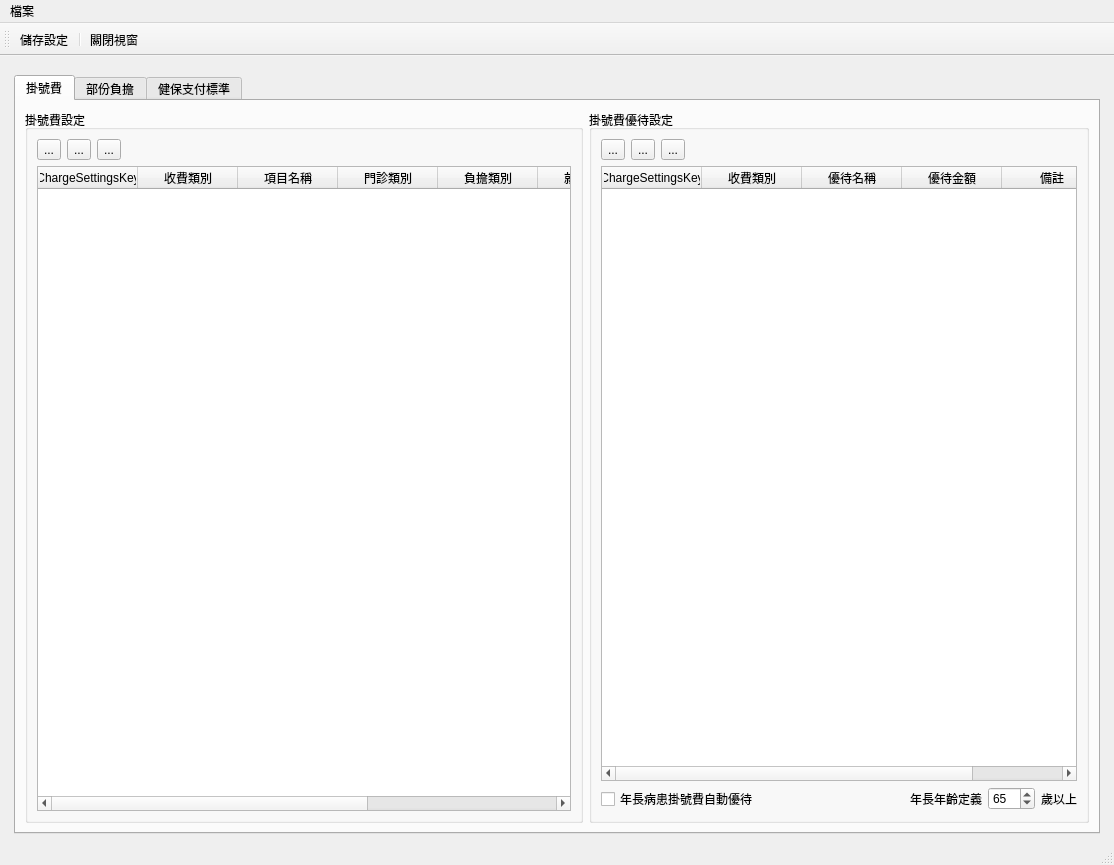
Before: the Qt Designer form ui/charge_settings.ui in picacat/pyMedical, drawn with Qt 5.
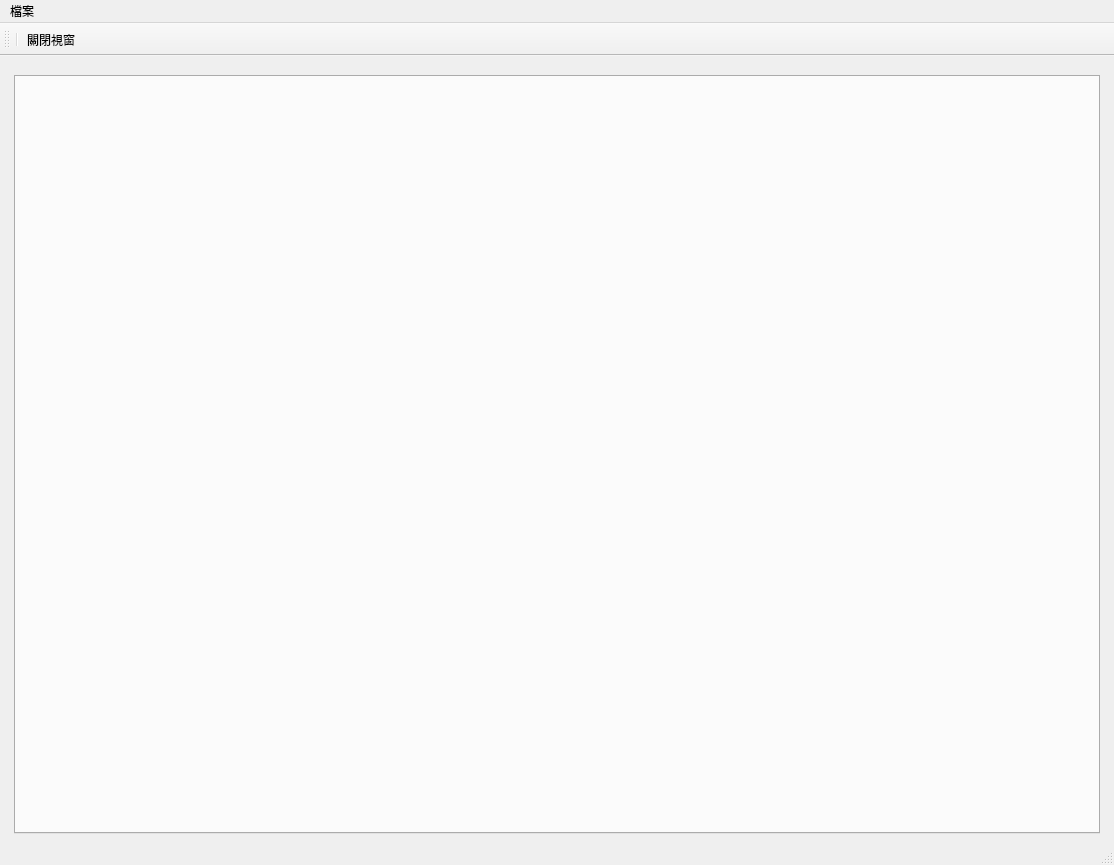
After: the same form once the commit is applied. Icons and pictures are not drawn.

Diff of the .ui file:
```diff
--- a/ui/charge_settings.ui
+++ b/ui/charge_settings.ui
@@ -31,301 +31,6 @@
         <property name="currentIndex">
          <number>0</number>
         </property>
-        <widget class="QWidget" name="tab">
-         <attribute name="title">
-          <string>掛號費</string>
-         </attribute>
-         <layout class="QVBoxLayout" name="verticalLayout_2">
-          <item>
-           <layout class="QHBoxLayout" name="horizontalLayout_2">
-            <item>
-             <widget class="QGroupBox" name="groupBox">
-              <property name="title">
-               <string>掛號費設定</string>
-              </property>
-              <layout class="QVBoxLayout" name="verticalLayout_4">
-               <item>
-                <layout class="QVBoxLayout" name="verticalLayout_3">
-                 <item>
-                  <layout class="QHBoxLayout" name="horizontalLayout_3">
-                   <item>
-                    <widget class="QToolButton" name="toolButton_regist_fee_add">
-                     <property name="text">
-                      <string>...</string>
-                     </property>
-                     <property name="icon">
-                      <iconset>
-                       <normaloff>../icons/list-add.svg</normaloff>../icons/list-add.svg</iconset>
-                     </property>
-                    </widget>
-                   </item>
-                   <item>
-                    <widget class="QToolButton" name="toolButton_regist_fee_delete">
-                     <property name="text">
-                      <string>...</string>
-                     </property>
-                     <property name="icon">
-                      <iconset>
-                       <normaloff>../icons/list-remove.svg</normaloff>../icons/list-remove.svg</iconset>
-                     </property>
-                    </widget>
-                   </item>
-                   <item>
-                    <widget class="QToolButton" name="toolButton_regist_fee_edit">
-                     <property name="text">
-                      <string>...</string>
-                     </property>
-                     <property name="icon">
-                      <iconset>
-                       <normaloff>../icons/gtk-edit.svg</normaloff>../icons/gtk-edit.svg</iconset>
-                     </property>
-                    </widget>
-                   </item>
-                   <item>
-                    <spacer name="horizontalSpacer">
-                     <property name="orientation">
-                      <enum>Qt::Horizontal</enum>
-                     </property>
-                     <property name="sizeHint" stdset="0">
-                      <size>
-                       <width>40</width>
-                       <height>20</height>
-                      </size>
-                     </property>
-                    </spacer>
-                   </item>
-                  </layout>
-                 </item>
-                 <item>
-                  <widget class="QTableWidget" name="tableWidget_regist_fee">
-                   <property name="editTriggers">
-                    <set>QAbstractItemView::NoEditTriggers</set>
-                   </property>
-                   <property name="selectionMode">
-                    <enum>QAbstractItemView::SingleSelection</enum>
-                   </property>
-                   <property name="selectionBehavior">
-                    <enum>QAbstractItemView::SelectRows</enum>
-                   </property>
-                   <column>
-                    <property name="text">
-                     <string>ChargeSettingsKey</string>
-                    </property>
-                   </column>
-                   <column>
-                    <property name="text">
-                     <string>收費類別</string>
-                    </property>
-                   </column>
-                   <column>
-                    <property name="text">
-                     <string>項目名稱</string>
-                    </property>
-                   </column>
-                   <column>
-                    <property name="text">
-                     <string>門診類別</string>
-                    </property>
-                   </column>
-                   <column>
-                    <property name="text">
-                     <string>負擔類別</string>
-                    </property>
-                   </column>
-                   <column>
-                    <property name="text">
-                     <string>就醫類別</string>
-                    </property>
-                   </column>
-                   <column>
-                    <property name="text">
-                     <string>收費金額</string>
-                    </property>
-                   </column>
-                   <column>
-                    <property name="text">
-                     <string>備註</string>
-                    </property>
-                   </column>
-                  </widget>
-                 </item>
-                </layout>
-               </item>
-              </layout>
-             </widget>
-            </item>
-            <item>
-             <widget class="QGroupBox" name="groupBox_2">
-              <property name="maximumSize">
-               <size>
-                <width>500</width>
-                <height>16777215</height>
-               </size>
-              </property>
-              <property name="title">
-               <string>掛號費優待設定</string>
-              </property>
-              <layout class="QVBoxLayout" name="verticalLayout_6">
-               <item>
-                <layout class="QVBoxLayout" name="verticalLayout_5">
-                 <item>
-                  <layout class="QHBoxLayout" name="horizontalLayout_4">
-                   <item>
-                    <widget class="QToolButton" name="toolButton_discount_add">
-                     <property name="text">
-                      <string>...</string>
-                     </property>
-                     <property name="icon">
-                      <iconset>
-                       <normaloff>../icons/add.svg</normaloff>../icons/add.svg</iconset>
-                     </property>
-                    </widget>
-                   </item>
-                   <item>
-                    <widget class="QToolButton" name="toolButton_discount_delete">
-                     <property name="text">
-                      <string>...</string>
-                     </property>
-                     <property name="icon">
-                      <iconset>
-                       <normaloff>../icons/gtk-remove.svg</normaloff>../icons/gtk-remove.svg</iconset>
-                     </property>
-                    </widget>
-                   </item>
-                   <item>
-                    <widget class="QToolButton" name="toolButton_discount_edit">
-                     <property name="text">
-                      <string>...</string>
-                     </property>
-                     <property name="icon">
-                      <iconset>
-                       <normaloff>../icons/gtk-edit.svg</normaloff>../icons/gtk-edit.svg</iconset>
-                     </property>
-                    </widget>
-                   </item>
-                   <item>
-                    <spacer name="horizontalSpacer_2">
-                     <property name="orientation">
-                      <enum>Qt::Horizontal</enum>
-                     </property>
-                     <property name="sizeHint" stdset="0">
-                      <size>
-                       <width>40</width>
-                       <height>20</height>
-                      </size>
-                     </property>
-                    </spacer>
-                   </item>
-                  </layout>
-                 </item>
-                 <item>
-                  <widget class="QTableWidget" name="tableWidget_discount">
-                   <property name="editTriggers">
-                    <set>QAbstractItemView::NoEditTriggers</set>
-                   </property>
-                   <property name="selectionMode">
-                    <enum>QAbstractItemView::SingleSelection</enum>
-                   </property>
-                   <property name="selectionBehavior">
-                    <enum>QAbstractItemView::SelectRows</enum>
-                   </property>
-                   <column>
-                    <property name="text">
-                     <string>ChargeSettingsKey</string>
-                    </property>
-                   </column>
-                   <column>
-                    <property name="text">
-                     <string>收費類別</string>
-                    </property>
-                   </column>
-                   <column>
-                    <property name="text">
-                     <string>優待名稱</string>
-                    </property>
-                   </column>
-                   <column>
-                    <property name="text">
-                     <string>優待金額</string>
-                    </property>
-                   </column>
-                   <column>
-                    <property name="text">
-                     <string>備註</string>
-                    </property>
-                   </column>
-                  </widget>
-                 </item>
-                 <item>
-                  <layout class="QHBoxLayout" name="horizontalLayout_5">
-                   <item>
-                    <widget class="QCheckBox" name="checkBox">
-                     <property name="text">
-                      <string>年長病患掛號費自動優待</string>
-                     </property>
-                    </widget>
-                   </item>
-                   <item>
-                    <spacer name="horizontalSpacer_3">
-                     <property name="orientation">
-                      <enum>Qt::Horizontal</enum>
-                     </property>
-                     <property name="sizeHint" stdset="0">
-                      <size>
-                       <width>40</width>
-                       <height>20</height>
-                      </size>
-                     </property>
-                    </spacer>
-                   </item>
-                   <item>
-                    <widget class="QLabel" name="label">
-                     <property name="text">
-                      <string>年長年齡定義</string>
-                     </property>
-                    </widget>
-                   </item>
-                   <item>
-                    <widget class="QSpinBox" name="spinBox">
-                     <property name="minimum">
-                      <number>60</number>
-                     </property>
-                     <property name="maximum">
-                      <number>120</number>
-                     </property>
-                     <property name="value">
-                      <number>65</number>
-                     </property>
-                    </widget>
-                   </item>
-                   <item>
-                    <widget class="QLabel" name="label_2">
-                     <property name="text">
-                      <string>歲以上</string>
-                     </property>
-                    </widget>
-                   </item>
-                  </layout>
-                 </item>
-                </layout>
-               </item>
-              </layout>
-             </widget>
-            </item>
-           </layout>
-          </item>
-         </layout>
-        </widget>
-        <widget class="QWidget" name="tab_2">
-         <attribute name="title">
-          <string>部份負擔</string>
-         </attribute>
-        </widget>
-        <widget class="QWidget" name="tab_3">
-         <attribute name="title">
-          <string>健保支付標準</string>
-         </attribute>
-        </widget>
        </widget>
       </item>
      </layout>
@@ -346,7 +51,6 @@
    <attribute name="toolBarBreak">
     <bool>false</bool>
    </attribute>
-   <addaction name="action_save"/>
    <addaction name="separator"/>
    <addaction name="action_close"/>
   </widget>
@@ -366,18 +70,6 @@
    </widget>
    <addaction name="menu"/>
   </widget>
-  <action name="action_save">
-   <property name="icon">
-    <iconset>
-     <normaloff>../icons/document-save.svg</normaloff>../icons/document-save.svg</iconset>
-   </property>
-   <property name="text">
-    <string>儲存設定</string>
-   </property>
-   <property name="toolTip">
-    <string>儲存設定</string>
-   </property>
-  </action>
   <action name="action_close">
    <property name="icon">
     <iconset>
```
Left out of the diff: 4 changed lines with no effect on the pictures.
